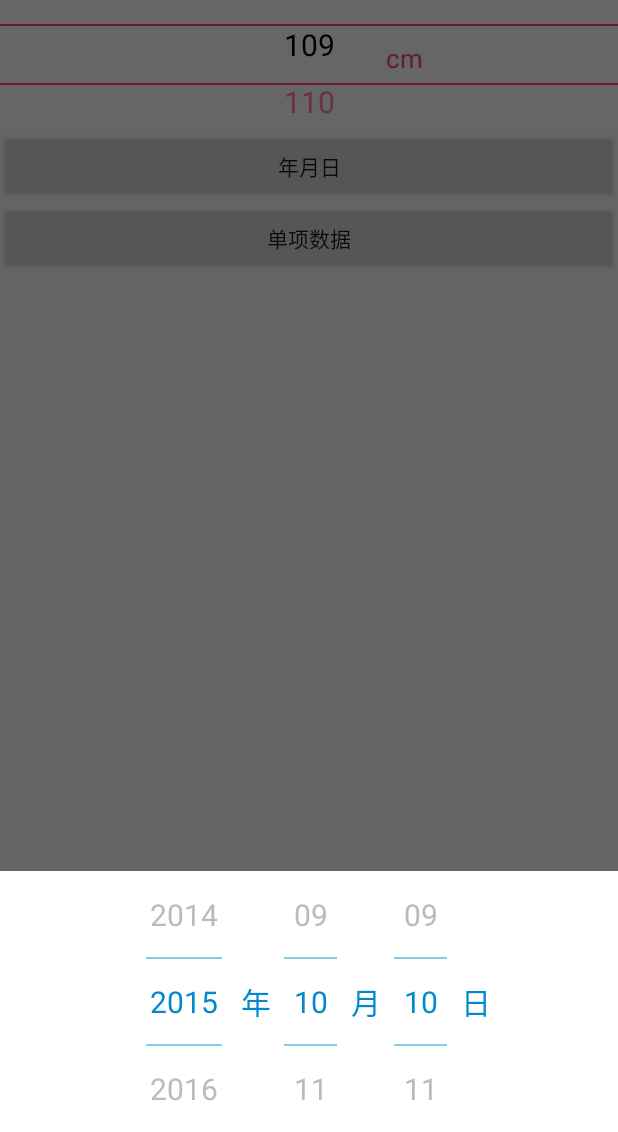
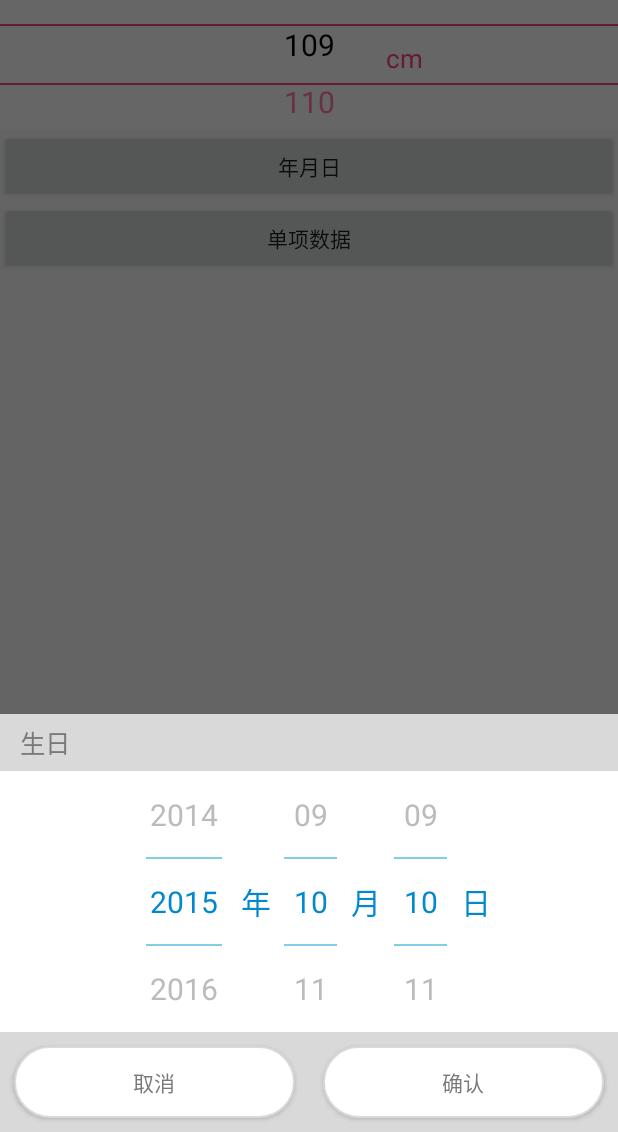
Before and after one commit to Sanjay-F/WheelView, an Android app: the screen it shows after launch (MainActivity), after a tap on "年月日", on a phone screen of 412 x 824 dp, the part 104-1236 px from its top. Run offline under Robolectric (Android 15) with nearby library versions, the phone set to English and light mode, and no system bars.

Commit message:
+修改样式

```diff
--- a/app/src/main/java/com/example/sanjay/wheelview/MainActivity.java
+++ b/app/src/main/java/com/example/sanjay/wheelview/MainActivity.java
@@ -60,8 +60,10 @@ public class MainActivity extends AppCompatActivity {
         picker.setTextColor(R.color.mainBlue);
         picker.setLineColor(R.color.mainBlue);
         picker.setTopLineColor(0XFFFFFF);
+
         picker.setOptLineVisible(true);
         picker.setCancelVisible(false);
+
 
 
         picker.setOffset(2);
@@ -81,6 +83,7 @@ public class MainActivity extends AppCompatActivity {
     public void onYearClick(View view) {
         DatePicker picker = new DatePicker(this);
         picker.setRange(2000, 2016);
+        picker.setTitle("生日");
         picker.setSelectedItem(2015, 10, 10);
         picker.setOnDatePickListener(new DatePicker.OnYearMonthDayPickListener() {
             @Override
--- a/wheelviewlib/src/main/java/com/example/sanjay/wheelviewlib/picker/ConfirmPopup.java
+++ b/wheelviewlib/src/main/java/com/example/sanjay/wheelviewlib/picker/ConfirmPopup.java
@@ -4,13 +4,16 @@ import android.app.Activity;
 import android.graphics.Color;
 import android.support.annotation.ColorInt;
 import android.text.TextUtils;
+import android.util.Log;
 import android.view.Gravity;
 import android.view.View;
 import android.view.ViewGroup;
 import android.widget.Button;
 import android.widget.LinearLayout;
 import android.widget.RelativeLayout;
+import android.widget.TextView;
 
+import com.example.sanjay.wheelviewlib.R;
 import com.example.sanjay.wheelviewlib.picker.util.ConvertUtils;
 
 
@@ -33,6 +36,7 @@ public abstract class ConfirmPopup<V extends View> extends BottomPopup<View> imp
     private int submitTextColor = Color.BLACK;
     private OnConfirmListener onConfirmListener;
     private boolean optLineVisible;
+    private String title;
 
     /**
      * Instantiates a new Confirm popup.
@@ -83,6 +87,11 @@ public abstract class ConfirmPopup<V extends View> extends BottomPopup<View> imp
         this.cancelVisible = cancelVisible;
     }
 
+    public void setTitle(String title) {
+
+        this.title = title;
+    }
+
     /**
      * Sets cancel text.
      *
@@ -119,10 +128,12 @@ public abstract class ConfirmPopup<V extends View> extends BottomPopup<View> imp
         this.submitTextColor = submitTextColor;
     }
 
+
     public void setOptLineVisible(boolean optLineVisible) {
 
         this.optLineVisible = optLineVisible;
     }
+
 
     @Override
     protected View getView() {
@@ -166,6 +177,17 @@ public abstract class ConfirmPopup<V extends View> extends BottomPopup<View> imp
         submitButton.setTextColor(submitTextColor);
         submitButton.setOnClickListener(this);
         topButtonLayout.addView(submitButton);
+
+
+        TextView tvTitle = new TextView(activity);
+        tvTitle.setTextSize(17);
+        tvTitle.setTextColor(activity.getResources().getColor(R.color.text_normal_color));
+        tvTitle.setBackgroundColor(activity.getResources().getColor(R.color.text_divide_color));
+        tvTitle.setText(title);
+        LinearLayout.LayoutParams titleLayoutParams = new LinearLayout.LayoutParams(MATCH_PARENT, WRAP_CONTENT);
+        tvTitle.setLayoutParams(titleLayoutParams);
+        rootLayout.addView(tvTitle);
+        tvTitle.setPadding(20,10,10,10);
 
         if (optLineVisible) {
             rootLayout.addView(topButtonLayout);
--- a/wheelviewlib/src/main/java/com/example/sanjay/wheelviewlib/picker/DatePicker.java
+++ b/wheelviewlib/src/main/java/com/example/sanjay/wheelviewlib/picker/DatePicker.java
@@ -4,9 +4,11 @@ import android.app.Activity;
 import android.text.TextUtils;
 import android.view.Gravity;
 import android.view.View;
+import android.view.ViewGroup;
 import android.widget.LinearLayout;
 import android.widget.TextView;
 
+import com.example.sanjay.wheelviewlib.R;
 import com.example.sanjay.wheelviewlib.picker.util.DateUtils;
 
 import java.util.ArrayList;
@@ -28,6 +30,7 @@ public class DatePicker extends WheelPicker {
     private String yearLabel = "年", monthLabel = "月", dayLabel = "日";
     private int selectedYearIndex = 0, selectedMonthIndex = 0, selectedDayIndex = 0;
     private Mode mode = Mode.YEAR_MONTH_DAY;
+    private DatePicker.onDataClickListener onDataClickListener;
 
     /**
      * The enum Mode.
@@ -162,11 +165,20 @@ public class DatePicker extends WheelPicker {
 
     @Override
     protected View initContentView() {
+
+        LinearLayout container = new LinearLayout(activity);
+        container.setOrientation(LinearLayout.VERTICAL);
+        container.setGravity(Gravity.CENTER);
+
         LinearLayout layout = new LinearLayout(activity);
         layout.setOrientation(LinearLayout.HORIZONTAL);
         layout.setGravity(Gravity.CENTER);
         WheelView yearView = new WheelView(activity);
-        yearView.setLayoutParams(new LinearLayout.LayoutParams(WRAP_CONTENT, WRAP_CONTENT));
+        LinearLayout.LayoutParams wheelViewParams = new LinearLayout.LayoutParams(WRAP_CONTENT, WRAP_CONTENT,1.0f);
+//        wheelViewParams.weight=1.0f;
+//        yearView.setLayoutParams(new LinearLayout.LayoutParams(WRAP_CONTENT, WRAP_CONTENT));
+        yearView.setLayoutParams(wheelViewParams);
+
         yearView.setTextSize(textSize);
         yearView.setTextColor(textColorNormal, textColorFocus);
         yearView.setLineVisible(lineVisible);
@@ -182,7 +194,8 @@ public class DatePicker extends WheelPicker {
         }
         layout.addView(yearTextView);
         WheelView monthView = new WheelView(activity);
-        monthView.setLayoutParams(new LinearLayout.LayoutParams(WRAP_CONTENT, WRAP_CONTENT));
+//        monthView.setLayoutParams(new LinearLayout.LayoutParams(WRAP_CONTENT, WRAP_CONTENT));
+        monthView.setLayoutParams(wheelViewParams);
         monthView.setTextSize(textSize);
         monthView.setTextColor(textColorNormal, textColorFocus);
         monthView.setLineVisible(lineVisible);
@@ -198,7 +211,8 @@ public class DatePicker extends WheelPicker {
         }
         layout.addView(monthTextView);
         final WheelView dayView = new WheelView(activity);
-        dayView.setLayoutParams(new LinearLayout.LayoutParams(WRAP_CONTENT, WRAP_CONTENT));
+//        dayView.setLayoutParams(new LinearLayout.LayoutParams(WRAP_CONTENT, WRAP_CONTENT));
+        dayView.setLayoutParams(wheelViewParams);
         dayView.setTextSize(textSize);
         dayView.setTextColor(textColorNormal, textColorFocus);
         dayView.setLineVisible(lineVisible);
@@ -290,7 +304,16 @@ public class DatePicker extends WheelPicker {
                 }
             });
         }
-        return layout;
+
+
+        View optView = activity.getLayoutInflater().inflate(R.layout.listitem_selected, null);
+        optView.findViewById(R.id.ls_cancel_btn).setOnClickListener(this);
+        optView.findViewById(R.id.ls_ok_btn).setOnClickListener(this);
+//        layout.addView(optView);
+        container.addView(layout);
+        container.addView(optView);
+
+        return container;
     }
 
     private int stringToYearMonthDay(String text) {
@@ -380,4 +403,29 @@ public class DatePicker extends WheelPicker {
 
     }
 
+
+    public View.OnClickListener listener = new View.OnClickListener() {
+        @Override
+        public void onClick(View v) {
+
+
+            if (onDataClickListener != null) {
+
+
+            }
+        }
+    };
+
+    public interface onDataClickListener {
+
+        public void onOKClick(int year, int month, int day);
+
+        public void onCancelClick();
+
+    }
+
+    public void setClickListener(onDataClickListener onDataClickListener) {
+
+        this.onDataClickListener = onDataClickListener;
+    }
 }
--- /dev/null
+++ b/wheelviewlib/src/main/res/drawable/selector_btn_circle.xml
@@ -0,0 +1,6 @@
+<?xml version="1.0" encoding="utf-8"?>
+<selector xmlns:android="http://schemas.android.com/apk/res/android">
+
+    <item android:drawable="@drawable/shape_rect_with_arc_gray_solid" android:state_pressed="true"/>
+    <item android:drawable="@drawable/shape_rect_with_arc_white_solid"/>
+</selector>
--- /dev/null
+++ b/wheelviewlib/src/main/res/drawable/shape_rect_with_arc_gray_solid.xml
@@ -0,0 +1,19 @@
+<?xml version="1.0" encoding="UTF-8"?>
+<shape xmlns:android="http://schemas.android.com/apk/res/android"
+    android:shape="rectangle">
+    <!-- solid指定形状的填充色，只有android:color一个属性 -->
+    <solid android:color="@color/text_weak_color" />
+    <!-- padding设置内容区域离边界的间距 -->
+    <padding
+        android:bottom="12dp"
+        android:left="12dp"
+        android:right="12dp"
+        android:top="12dp" />
+    <!-- corners设置圆角，只适用于rectangle -->
+    <corners android:radius="100dp" />
+    <!-- stroke设置描边 -->
+    <stroke
+        android:width="1dp"
+        android:color="@color/normal_gray_border" />
+
+</shape>
--- /dev/null
+++ b/wheelviewlib/src/main/res/drawable/shape_rect_with_arc_white_solid.xml
@@ -0,0 +1,19 @@
+<?xml version="1.0" encoding="UTF-8"?>
+<shape xmlns:android="http://schemas.android.com/apk/res/android"
+    android:shape="rectangle">
+    <!-- solid指定形状的填充色，只有android:color一个属性 -->
+    <solid android:color="@color/white" />
+    <!-- padding设置内容区域离边界的间距 -->
+    <padding
+        android:bottom="12dp"
+        android:left="12dp"
+        android:right="12dp"
+        android:top="12dp" />
+    <!-- corners设置圆角，只适用于rectangle -->
+    <corners android:radius="100dp" />
+    <!-- stroke设置描边 -->
+    <stroke
+        android:width="1dp"
+        android:color="@color/normal_gray_border" />
+
+</shape>
--- /dev/null
+++ b/wheelviewlib/src/main/res/layout/listitem_selected.xml
@@ -0,0 +1,30 @@
+<?xml version="1.0" encoding="utf-8"?>
+<LinearLayout xmlns:android="http://schemas.android.com/apk/res/android"
+    android:layout_width="match_parent"
+    android:layout_height="wrap_content"
+    android:background="@color/text_divide_color"
+    android:orientation="horizontal">
+
+
+    <Button
+        android:id="@+id/ls_ok_btn"
+        android:layout_width="0dp"
+        android:layout_height="wrap_content"
+        android:layout_margin="@dimen/marLeft_item_icon"
+        android:layout_weight="1"
+        android:background="@drawable/selector_btn_circle"
+        android:text="取消"
+        android:textColor="@color/text_normal_color" />
+
+    <Button
+        android:id="@+id/ls_cancel_btn"
+        android:layout_width="0dp"
+        android:layout_height="wrap_content"
+        android:layout_margin="@dimen/marLeft_item_icon"
+        android:layout_weight="1"
+        android:background="@drawable/selector_btn_circle"
+        android:text="确认"
+        android:textColor="@color/text_normal_color" />
+
+
+</LinearLayout>
--- /dev/null
+++ b/wheelviewlib/src/main/res/values/color_mine.xml
@@ -0,0 +1,31 @@
+<?xml version="1.0" encoding="utf-8"?>
+<resources>
+
+    <color name="divide_background">#d9d9d9</color>
+
+    <color name="main_blue">#19ccf9</color>
+
+    <color name="main_blue_click">#16bfef</color>
+
+    <color name="main_blue_touch">#16bfef</color>
+
+    <color name="main_blue_alpha">#85d9f1</color>
+
+    <color name="main_blue_deep">#2F90BD</color>
+
+    <color name="text_blue_click">#d9d9d9</color>
+
+    <color name="hint_text_gray_light">#bcbcbc</color>
+
+    <!--给的四种颜色-->
+    <color name="text_important_color">#414141</color>
+
+    <color name="text_normal_color">#797979</color>
+
+    <color name="text_weak_color">#b6b6b6</color>
+
+    <color name="text_divide_color">#d9d9d9</color>
+    <color name="white">#FFFFFF</color>
+    <color name="normal_gray_border">#d9d9d9</color>
+    <color name="unClick_gray_border">#E8E8E8</color>
+</resources>
--- /dev/null
+++ b/wheelviewlib/src/main/res/values/drawable.xml
@@ -0,0 +1,2 @@
+<?xml version="1.0" encoding="utf-8"?>
+<resources></resources>
```
Also changed, not shown: wheelviewlib/src/main/res/values/dimens_mine.xml (added, +42 -0 lines), wheelviewlib/src/main/res/values/string_mine.xml (added, +35 -0 lines), 2 other files.
